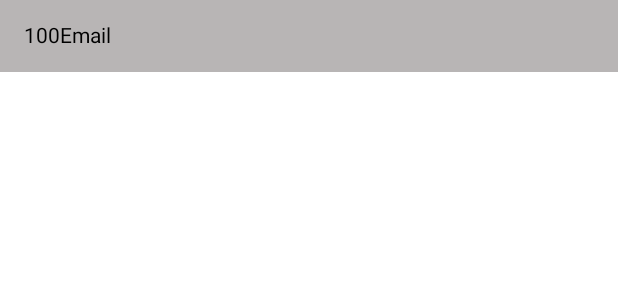
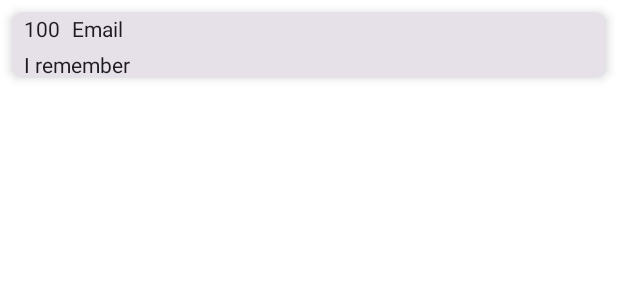
Before and after one commit to app-z/Passwords, an Android app built with Jetpack Compose: the @Preview function PasswordRowPreview, on a phone screen of 412 x 824 dp. Shown: the top 300 px of the screen. Run offline under Robolectric (Android 15) with nearby library versions, the phone set to English and light mode, and no system bars; our stand-ins replace Shimmer.

```diff
--- a/composeApp/src/commonMain/composeResources/values/strings.xml
+++ b/composeApp/src/commonMain/composeResources/values/strings.xml
@@ -15,6 +15,7 @@
     <string name="reload">Reload</string>
 
     <string name="unknown_error">"Unknown error"</string>
+    <string name="delete_message">Are u sure delete Item?</string>
 
 
     <string name="error_unexpected_message">Unexpected error occurred. We are working on it.</string>
--- a/composeApp/src/commonMain/kotlin/com/storage/passwords/presentation/passwords/PasswordsScreen.kt
+++ b/composeApp/src/commonMain/kotlin/com/storage/passwords/presentation/passwords/PasswordsScreen.kt
@@ -6,13 +6,12 @@ import androidx.compose.foundation.clickable
 import androidx.compose.foundation.layout.*
 import androidx.compose.foundation.lazy.LazyColumn
 import androidx.compose.foundation.lazy.items
-import androidx.compose.material3.Button
-import androidx.compose.material3.MaterialTheme
-import androidx.compose.material3.SnackbarHostState
-import androidx.compose.material3.Text
+import androidx.compose.foundation.shape.RoundedCornerShape
+import androidx.compose.material3.*
 import androidx.compose.runtime.*
 import androidx.compose.ui.Alignment
 import androidx.compose.ui.Modifier
+import androidx.compose.ui.graphics.Color
 import androidx.compose.ui.unit.dp
 import androidx.lifecycle.Lifecycle
 import androidx.lifecycle.compose.LocalLifecycleOwner
@@ -72,7 +71,7 @@ fun PasswordsScreen(
     }
 
     if (errorMessage.isNotEmpty()) {
-        scope.launch (DispatchersRepository.main()) {
+        scope.launch(DispatchersRepository.main()) {
             snackbarHostState.showSnackbar(errorMessage)
         }
     }
@@ -80,7 +79,7 @@ fun PasswordsScreen(
 
     Column(
         modifier = Modifier
-            .background(MaterialTheme.colorScheme.primaryContainer)
+            .background(Color.White)
 //            .safeContentPadding()
 //            .padding(paddingValues = paddingValues)
             .fillMaxSize(),
@@ -150,7 +149,7 @@ fun PasswordListShimmer() {
     LazyColumn(
         verticalArrangement = Arrangement.spacedBy(8.dp)
     ) {
-        items(5) {
+        items(10) {
             PasswordItemShimmer()
         }
     }
@@ -164,9 +163,9 @@ fun PasswordsListScreen(
 
     LazyColumn(
         modifier = Modifier
-            .fillMaxWidth()
-            .padding(16.dp),
-        verticalArrangement = Arrangement.spacedBy(8.dp)
+            .fillMaxWidth(),
+//            .padding(8.dp),
+        verticalArrangement = Arrangement.spacedBy(4.dp)
     ) {
         items(passwordItems, key = { it.id }) { passwordItem ->
             PasswordRow(
@@ -188,14 +187,41 @@ fun PasswordRow(
     onClick: (passwordItem: PasswordItem) -> Unit
 ) {
 
-    Row(
-        modifier = modifier
+    Card(
+        modifier = modifier.background(Color.LightGray)
+            .background(Color.White)
             .fillMaxWidth()
-            .padding(16.dp)
-            .clickable { onClick.invoke(passwordItem) }
+            .padding(8.dp)
+            .clickable { onClick.invoke(passwordItem) },
+
+        elevation = CardDefaults.cardElevation(
+            defaultElevation = 4.dp
+        ),
+        shape = RoundedCornerShape(8.dp),
     ) {
-        Text(passwordItem.id)
-        Text(passwordItem.name)
+        Row(modifier = Modifier
+            .padding(start = 8.dp)
+            .fillMaxWidth(),
+            verticalAlignment = Alignment.CenterVertically) {
+            Text(
+                modifier = Modifier
+                    .padding(top = 4.dp)
+                    .wrapContentWidth(),
+                text = passwordItem.id
+            )
+            Text(
+                modifier = Modifier
+                    .padding(top = 4.dp, start = 8.dp)
+                    .fillMaxWidth(),
+                text = passwordItem.name
+            )
+        }
+        Text(
+            modifier = Modifier
+                .padding(top = 8.dp, start = 8.dp)
+                .fillMaxWidth(),
+            text = passwordItem.note
+        )
     }
 }
 
@@ -204,7 +230,7 @@ fun PasswordRow(
 @Preview
 fun PasswordRowPreview() {
     PasswordRow(
-        modifier = Modifier.shimmerEffect(),
+        modifier = Modifier,
         PasswordItem(
             id = "100",
             name = "Email",
```
Also changed, not shown: composeApp/src/commonMain/kotlin/com/storage/passwords/presentation/detail/DetailScreen.kt (+23 -4 lines), composeApp/src/commonMain/kotlin/com/storage/passwords/utils/YesNoAlertDialog.kt (added, +35 -0 lines).
